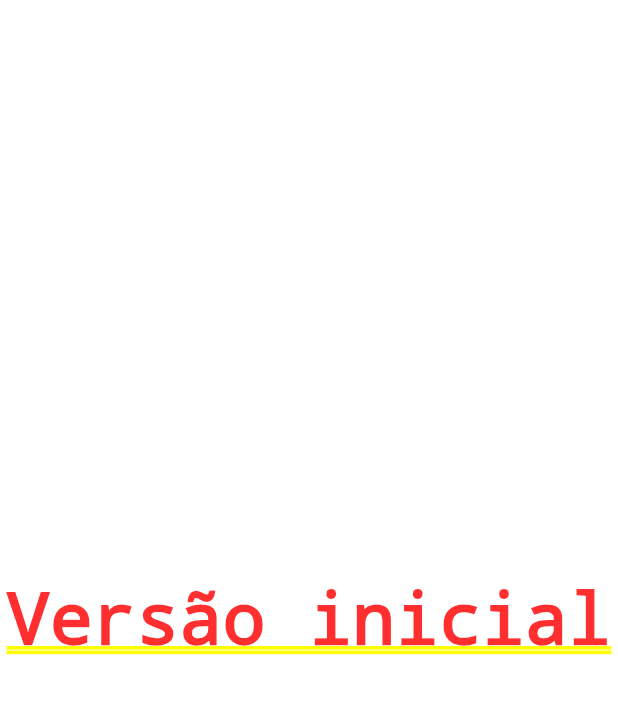
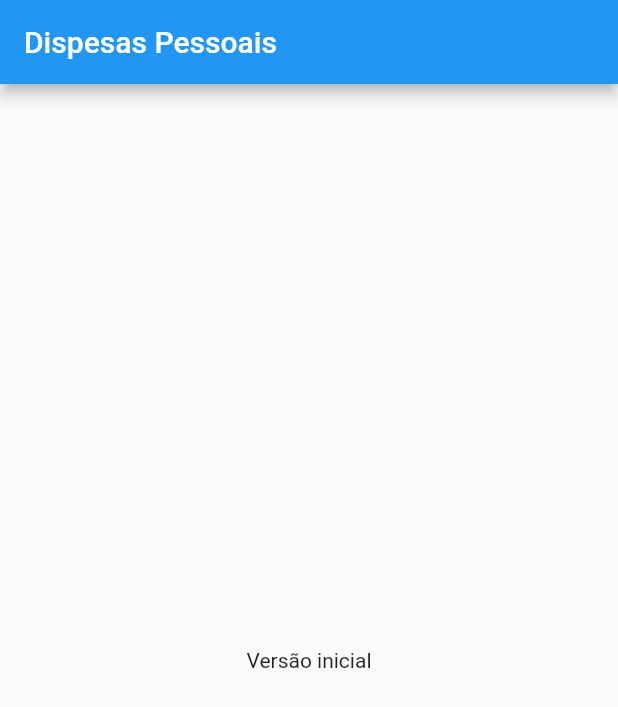
Before and after one commit to DionesioJr/AppFinanceiro, a Flutter app: the screen it shows after launch, on a phone screen of 412 x 824 dp. Shown: the top 707 px of the screen. Run offline on Flutter 3.47's test engine with Material 2 defaults, Android fonts, the light colour scheme and no system bars.

Commit message:
Implementando Scaffold

```diff
--- a/lib/main.dart
+++ b/lib/main.dart
@@ -16,8 +16,13 @@
 class MyHomePage extends StatelessWidget {
   @override
   Widget build(BuildContext context) {
-    return Center(
-      child: Text("Versão inicial"),
+    return Scaffold(
+      appBar: AppBar(
+        title: Text("Dispesas Pessoais"),
+      ),
+      body: Center(
+        child: Text("Versão inicial"),
+      ),
     );
   }
 }
```
